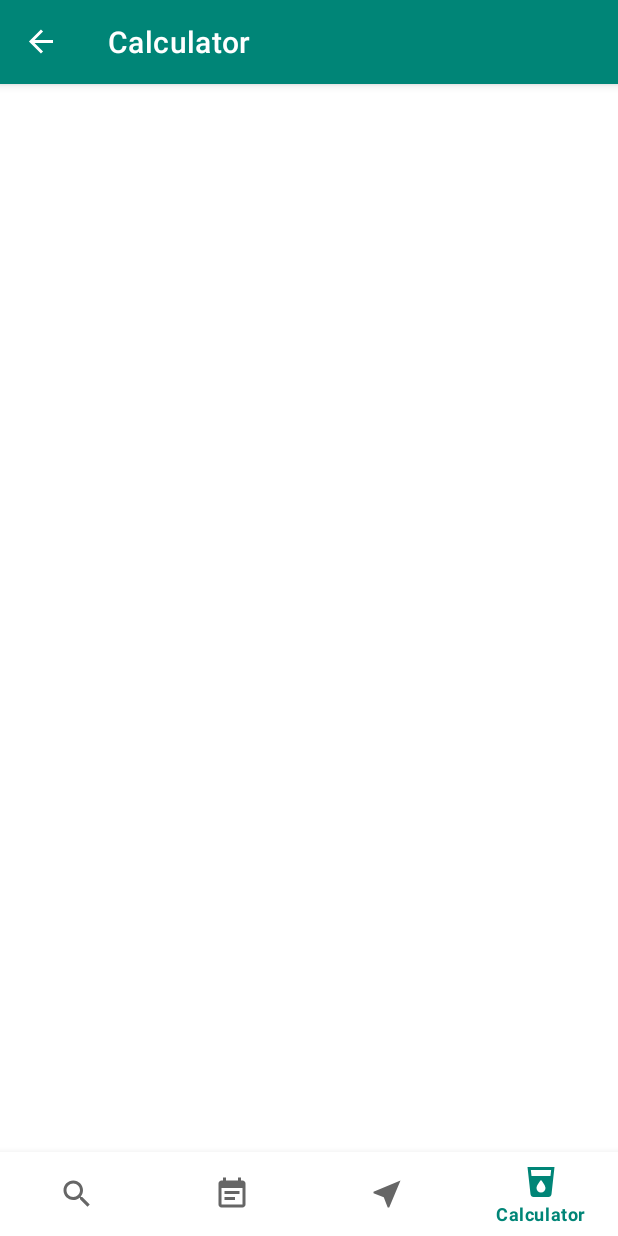
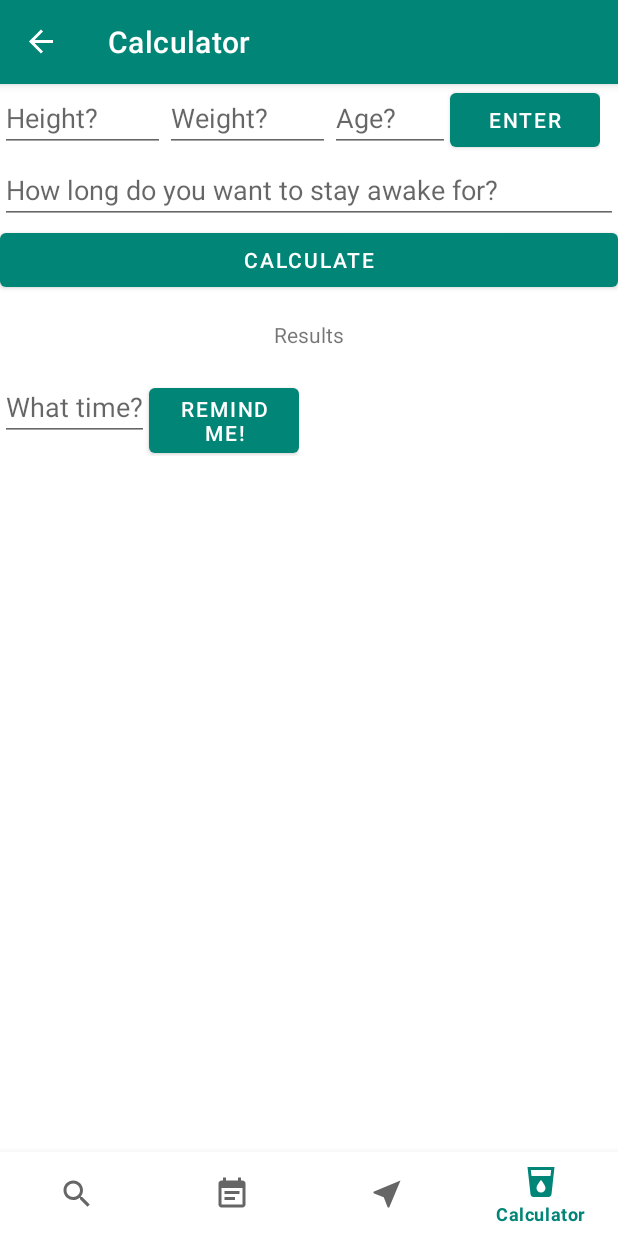
Before and after one commit to anjanakvellore/CaffeineOverflow264, an Android app: the CalculatorFragment screen opened through its navigation route, on a phone screen of 412 x 824 dp. Run offline under Robolectric (Android 15) with nearby library versions, the phone set to English and light mode, and no system bars; our stand-ins replace navigation-ui.

Commit message:
Added Reminder to Calculator activity

```diff
--- a/app/src/main/AndroidManifest.xml
+++ b/app/src/main/AndroidManifest.xml
@@ -27,6 +27,7 @@
                 <category android:name="android.intent.category.LAUNCHER" />
             </intent-filter>
         </activity>
+        <receiver android:name=".repository.service.ReminderBroadcast"/>
     </application>
 
 </manifest>
--- /dev/null
+++ b/app/src/main/java/com/example/caffeineoverflow264/repository/service/ReminderBroadcast.java
@@ -0,0 +1,28 @@
+package com.example.caffeineoverflow264.repository.service;
+
+import android.app.NotificationManager;
+import android.content.BroadcastReceiver;
+import android.content.Context;
+import android.content.Intent;
+
+import androidx.core.app.NotificationCompat;
+import androidx.core.app.NotificationManagerCompat;
+
+import static android.content.Context.NOTIFICATION_SERVICE;
+
+public class ReminderBroadcast extends BroadcastReceiver {
+    @Override
+    public void onReceive(Context context, Intent intent){
+
+        int NOTIFICATION_ID = 1;
+        NotificationCompat.Builder builder = new NotificationCompat.Builder(context)
+                .setSmallIcon(android.R.drawable.sym_def_app_icon)
+                .setContentTitle("Caffeine Reminder")
+                .setContentText("Hey! It's time for a Coffee! :D")
+                .setPriority(NotificationCompat.PRIORITY_HIGH)
+                .setAutoCancel(true);
+
+        NotificationManager notificationManager = (NotificationManager) context.getSystemService(NOTIFICATION_SERVICE);
+        notificationManager.notify(NOTIFICATION_ID,builder.build());
+    }
+}
--- a/app/src/main/java/com/example/caffeineoverflow264/ui/calculator/CalculatorFragment.java
+++ b/app/src/main/java/com/example/caffeineoverflow264/ui/calculator/CalculatorFragment.java
@@ -1,9 +1,15 @@
 package com.example.caffeineoverflow264.ui.calculator;
 
+import android.app.AlarmManager;
+import android.app.PendingIntent;
+import android.content.Context;
+import android.content.Intent;
 import android.os.Bundle;
 import android.view.LayoutInflater;
 import android.view.View;
 import android.view.ViewGroup;
+import android.widget.Button;
+import android.widget.EditText;
 import android.widget.TextView;
 
 import androidx.annotation.Nullable;
@@ -12,18 +18,96 @@ import androidx.fragment.app.Fragment;
 import androidx.lifecycle.Observer;
 import androidx.lifecycle.ViewModelProviders;
 
+import com.example.caffeineoverflow264.MainActivity;
 import com.example.caffeineoverflow264.R;
+import com.example.caffeineoverflow264.repository.service.ReminderBroadcast;
+import com.example.caffeineoverflow264.repository.service.api.DatabaseHelper;
+import com.example.caffeineoverflow264.ui.SharedViewModel;
+
+import java.util.Calendar;
 
 public class CalculatorFragment extends Fragment {
 
     private CalculatorViewModel calculatorViewModel;
+    private SharedViewModel sharedViewModel;
+
+    DatabaseHelper db;
+    private Button Enter_button, Calculate_button, Remind_button;
+    //private Calculate calculate = new Calculate();
 
     public View onCreateView(@NonNull LayoutInflater inflater,
                              ViewGroup container, Bundle savedInstanceState) {
+
+        System.out.println("MIA       Calculator Fragment -> onCreateView()");
+
         calculatorViewModel =
                 ViewModelProviders.of(this).get(CalculatorViewModel.class);
         View root = inflater.inflate(R.layout.fragment_calculator, container, false);
-
         return root;
     }
+
+    public void onViewCreated(@NonNull View view, @Nullable Bundle savedInstanceState) {
+        System.out.println("MIA       Calculator Fragment -> onViewCreated()");
+
+        sharedViewModel = ViewModelProviders.of(getActivity()).get(SharedViewModel.class);
+        db = new DatabaseHelper(getActivity().getApplicationContext());
+
+        Enter_button = (Button) getView().findViewById(R.id.Enter_button);
+        Enter_button.setOnClickListener(new View.OnClickListener() {
+            @Override
+            public void onClick(View v) {
+                EditText height_entry = (EditText) getView().findViewById(R.id.height_entry);
+                String height_entry_answer = height_entry.getText().toString();
+
+                EditText weight_entry = (EditText) getView().findViewById(R.id.weight_entry);
+                String weight_entry_answer = weight_entry.getText().toString();
+
+                EditText age_entry = (EditText) getView().findViewById(R.id.age_entry);
+                String age_entry_answer = age_entry.getText().toString();
+
+                db.insertUser(Double.parseDouble(height_entry_answer),Double.parseDouble
+                        (weight_entry_answer),Integer.parseInt(age_entry_answer));
+            }
+        });
+
+        Calculate_button = (Button) getView().findViewById(R.id.Calculate_button);
+        Calculate_button.setOnClickListener(new View.OnClickListener() {
+            @Override
+            public void onClick(View v) {
+                TextView result = (TextView) getView().findViewById(R.id.result);
+                double cups = 0.0;//calculate.calculateCups();
+                result.setText(Double.toString(cups));
+            }
+        });
+
+        Remind_button = (Button) getView().findViewById(R.id.Remind_button);
+        Remind_button.setOnClickListener(new View.OnClickListener() {
+            @Override
+            public void onClick(View v) {
+                EditText remind_entry = (EditText) getView().findViewById(R.id.remind_entry);
+                Double remind_entry_answer = Double.parseDouble
+                        (remind_entry.getText().toString());
+                //
+                Intent intent = new Intent(getContext(), ReminderBroadcast.class);
+                PendingIntent pendingIntent = PendingIntent.getBroadcast(getContext(),
+                        0,intent,0);
+                AlarmManager alarmManager = (AlarmManager) getContext().getSystemService(Context.ALARM_SERVICE);
+
+                /* long timeAtButtonClick = System.currentTimeMillis();
+                long tenSeconds = 1000 * 10; //millis*/
+
+                //  alarmManager.set(AlarmManager.RTC_WAKEUP,timeAtButtonClick+tenSeconds,pendingIntent);
+
+                // Set the alarm to start at approximately the mentioned time
+                Calendar calendar = Calendar.getInstance();
+                calendar.setTimeInMillis(System.currentTimeMillis());
+                calendar.set(Calendar.HOUR_OF_DAY, 8);
+                calendar.set(Calendar.MINUTE, 0);
+
+                alarmManager.setRepeating(AlarmManager.RTC_WAKEUP, calendar.getTimeInMillis(),
+                        1000 * 60 * 20, pendingIntent);
+
+            }
+        });
+    }
 }
--- a/app/src/main/res/layout/fragment_calculator.xml
+++ b/app/src/main/res/layout/fragment_calculator.xml
@@ -1,19 +1,86 @@
 <?xml version="1.0" encoding="utf-8"?>
-<androidx.constraintlayout.widget.ConstraintLayout xmlns:android="http://schemas.android.com/apk/res/android"
+<LinearLayout xmlns:android="http://schemas.android.com/apk/res/android"
     xmlns:app="http://schemas.android.com/apk/res-auto"
+    android:orientation="vertical"
     android:layout_width="match_parent"
-    android:layout_height="match_parent">
+    android:layout_height="match_parent"
+    android:id="@+id/frag_calculator">
+
+    <LinearLayout
+        android:layout_width="wrap_content"
+        android:layout_height="wrap_content"
+        android:orientation="horizontal">
+
+        <EditText
+            android:id="@+id/height_entry"
+            android:layout_width="110dp"
+            android:layout_height="wrap_content"
+            android:layout_weight="1"
+            android:hint="Height?"
+            android:inputType="numberDecimal" />
+
+        <EditText
+            android:id="@+id/weight_entry"
+            android:layout_width="110dp"
+            android:layout_height="wrap_content"
+            android:layout_weight="1"
+            android:hint="Weight?"
+            android:inputType="numberDecimal" />
+
+        <EditText
+            android:id="@+id/age_entry"
+            android:layout_width="80dp"
+            android:layout_height="wrap_content"
+            android:hint="Age?"
+            android:inputType="number" />
+
+        <Button
+            android:id="@+id/Enter_button"
+            android:layout_height="wrap_content"
+            android:layout_width="100dp"
+            android:layout_weight="1"
+            android:text="Enter" />
+
+    </LinearLayout>
+
+    <EditText
+        android:id="@+id/sleep_entry"
+        android:layout_width="match_parent"
+        android:layout_height="wrap_content"
+        android:hint="How long do you want to stay awake for?"
+        android:inputType="numberDecimal" />
+
+    <Button
+        android:id="@+id/Calculate_button"
+        android:layout_width="match_parent"
+        android:layout_height="wrap_content"
+        android:text="Calculate" />
 
     <TextView
-        android:id="@+id/text_calculator"
-        android:layout_width="match_parent"
+        android:id="@+id/result"
+        android:layout_width="wrap_content"
         android:layout_height="wrap_content"
-        android:layout_marginStart="8dp"
-        android:layout_marginTop="8dp"
-        android:layout_marginEnd="8dp"
-        android:textAlignment="center"
-        android:textSize="20sp"
-        app:layout_constraintEnd_toEndOf="parent"
-        app:layout_constraintStart_toStartOf="parent"
-        app:layout_constraintTop_toTopOf="parent" />
-</androidx.constraintlayout.widget.ConstraintLayout>
+        android:layout_gravity="center"
+        android:layout_margin="16dp"
+        android:text="Results" />
+
+    <LinearLayout
+        android:layout_width="wrap_content"
+        android:layout_height="wrap_content"
+        android:orientation="horizontal">
+
+        <EditText
+            android:id="@+id/remind_entry"
+            android:layout_width="wrap_content"
+            android:layout_height="wrap_content"
+            android:hint="What time?"
+            android:inputType="number" />
+
+        <Button
+            android:id="@+id/Remind_button"
+            android:layout_height="wrap_content"
+            android:layout_width="100dp"
+            android:layout_weight="1"
+            android:text="Remind me!" />
+    </LinearLayout>
+</LinearLayout>
```
